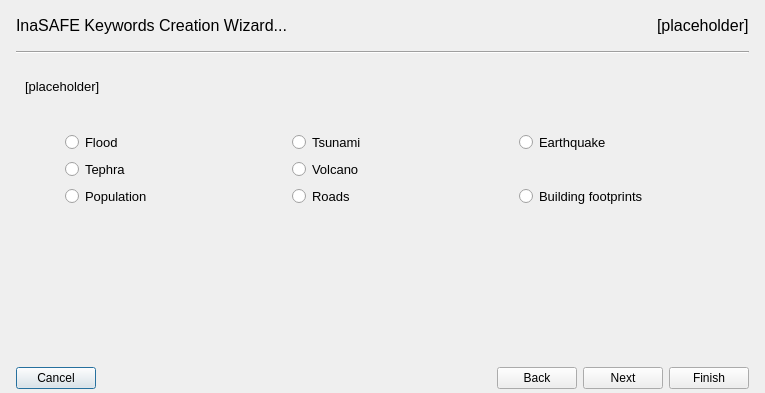
Before: the Qt Designer form safe_qgis/ui/keywords_wizard_base.ui in emirhartato/inasafe, drawn with Qt 5.
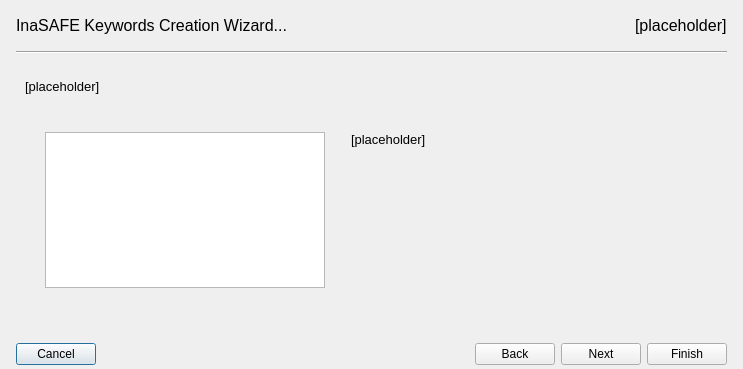
After: the same form once the commit is applied. The open tabs and pages were chosen to show the change. Icons and pictures are not drawn.

Commit message: Keywords creation wizard - replace radiobuttons with lists

```diff
--- a/safe_qgis/ui/keywords_wizard_base.ui
+++ b/safe_qgis/ui/keywords_wizard_base.ui
@@ -6,8 +6,8 @@
    <rect>
     <x>0</x>
     <y>0</y>
-    <width>765</width>
-    <height>393</height>
+    <width>743</width>
+    <height>369</height>
    </rect>
   </property>
   <property name="sizePolicy">
@@ -242,28 +242,7 @@
        </item>
        <item>
         <layout class="QGridLayout" name="gridLayout">
-         <item row="0" column="3">
-          <widget class="QRadioButton" name="radHazardEarthquake">
-           <property name="text">
-            <string>Earthquake</string>
-           </property>
-          </widget>
-         </item>
-         <item row="0" column="2">
-          <widget class="QRadioButton" name="radHazardTsunami">
-           <property name="text">
-            <string>Tsunami</string>
-           </property>
-          </widget>
-         </item>
-         <item row="2" column="3">
-          <widget class="QRadioButton" name="radExposureBuildingFootprints">
-           <property name="text">
-            <string>Building footprints</string>
-           </property>
-          </widget>
-         </item>
-         <item row="0" column="0" rowspan="3">
+         <item row="0" column="0">
           <spacer name="horizontalSpacer_2">
            <property name="orientation">
             <enum>Qt::Horizontal</enum>
@@ -273,47 +252,94 @@
            </property>
            <property name="sizeHint" stdset="0">
             <size>
-             <width>40</width>
+             <width>20</width>
              <height>20</height>
             </size>
            </property>
           </spacer>
          </item>
-         <item row="2" column="1">
-          <widget class="QRadioButton" name="radExposurePopulation">
-           <property name="text">
-            <string>Population</string>
-           </property>
-          </widget>
-         </item>
-         <item row="1" column="1">
-          <widget class="QRadioButton" name="radHazardTephra">
-           <property name="text">
-            <string>Tephra</string>
-           </property>
-          </widget>
-         </item>
-         <item row="2" column="2">
-          <widget class="QRadioButton" name="radExposureRoads">
-           <property name="text">
-            <string>Roads</string>
-           </property>
-          </widget>
-         </item>
-         <item row="1" column="2">
-          <widget class="QRadioButton" name="radHazardVolcano">
-           <property name="text">
-            <string>Volcano</string>
-           </property>
-          </widget>
-         </item>
          <item row="0" column="1">
-          <widget class="QRadioButton" name="radHazardFlood">
+          <widget class="QListWidget" name="lstSubcategories">
+           <property name="sizePolicy">
+            <sizepolicy hsizetype="Fixed" vsizetype="Expanding">
+             <horstretch>0</horstretch>
+             <verstretch>0</verstretch>
+            </sizepolicy>
+           </property>
+           <property name="minimumSize">
+            <size>
+             <width>280</width>
+             <height>0</height>
+            </size>
+           </property>
+           <property name="maximumSize">
+            <size>
+             <width>280</width>
+             <height>16777215</height>
+            </size>
+           </property>
+           <property name="baseSize">
+            <size>
+             <width>0</width>
+             <height>0</height>
+            </size>
+           </property>
+          </widget>
+         </item>
+         <item row="0" column="2">
+          <spacer name="horizontalSpacer_15">
+           <property name="orientation">
+            <enum>Qt::Horizontal</enum>
+           </property>
+           <property name="sizeType">
+            <enum>QSizePolicy::Fixed</enum>
+           </property>
+           <property name="sizeHint" stdset="0">
+            <size>
+             <width>20</width>
+             <height>20</height>
+            </size>
+           </property>
+          </spacer>
+         </item>
+         <item row="0" column="3">
+          <widget class="QLabel" name="lblDescribeSubcategory">
+           <property name="sizePolicy">
+            <sizepolicy hsizetype="Expanding" vsizetype="Expanding">
+             <horstretch>0</horstretch>
+             <verstretch>0</verstretch>
+            </sizepolicy>
+           </property>
            <property name="text">
-            <string>Flood</string>
+            <string>[placeholder]</string>
+           </property>
+           <property name="alignment">
+            <set>Qt::AlignLeading|Qt::AlignLeft|Qt::AlignTop</set>
+           </property>
+           <property name="wordWrap">
+            <bool>true</bool>
+           </property>
+           <property name="margin">
+            <number>0</number>
            </property>
           </widget>
          </item>
+         <item row="0" column="4">
+          <spacer name="horizontalSpacer_17">
+           <property name="orientation">
+            <enum>Qt::Horizontal</enum>
+           </property>
+           <property name="sizeType">
+            <enum>QSizePolicy::Fixed</enum>
+           </property>
+           <property name="sizeHint" stdset="0">
+            <size>
+             <width>20</width>
+             <height>20</height>
+            </size>
+           </property>
+          </spacer>
+         </item>
         </layout>
        </item>
        <item>
@@ -321,10 +347,13 @@
          <property name="orientation">
           <enum>Qt::Vertical</enum>
          </property>
+         <property name="sizeType">
+          <enum>QSizePolicy::Minimum</enum>
+         </property>
          <property name="sizeHint" stdset="0">
           <size>
            <width>20</width>
-           <height>195</height>
+           <height>40</height>
           </size>
          </property>
         </spacer>
```
Left out of the diff: 279 changed lines with no effect on the pictures. The commit also changes 2 other files.
